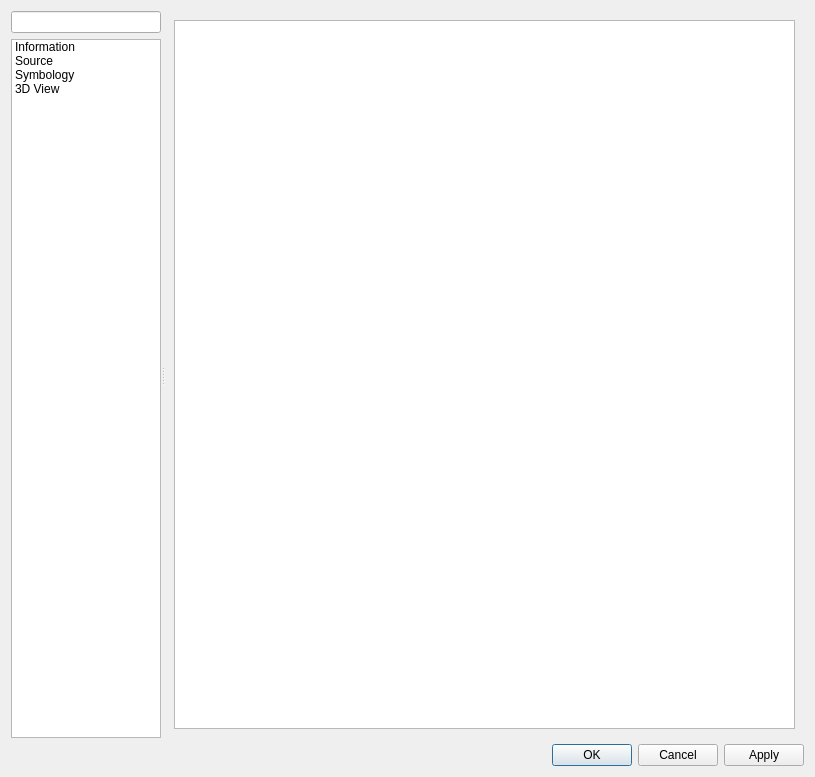
carsmie/QGIS, file src/ui/mesh/qgsmeshlayerpropertiesbase.ui: the form before one commit.
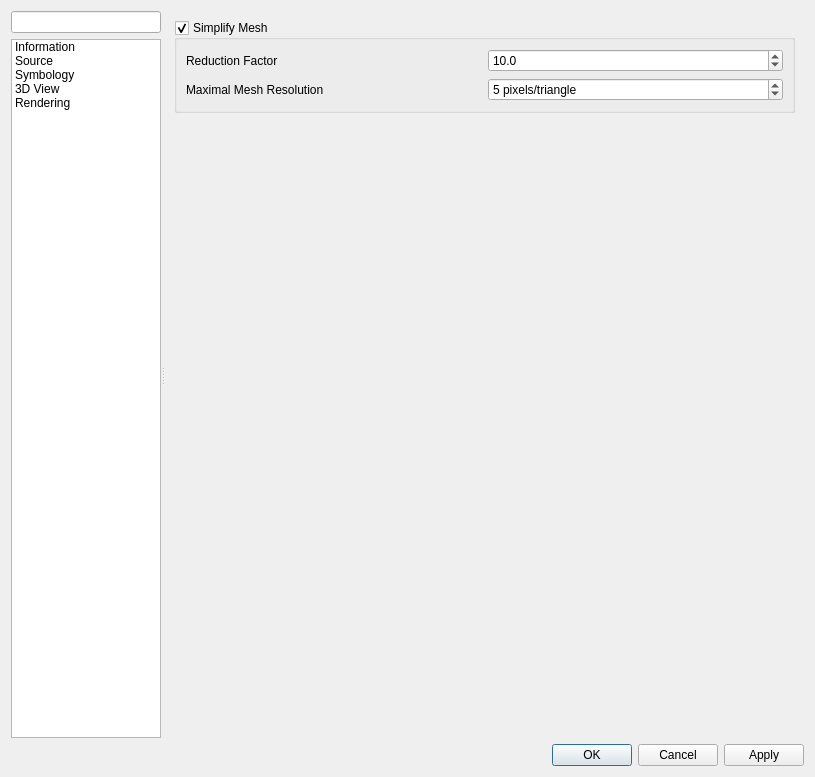
The form after the commit. The open tabs and pages were chosen to show the change. Icons and pictures are not drawn. Custom widgets are drawn as their Qt base class.

Commit message:
[FEATURE] mesh simplification (#34532)
[FEATURE] fix #31575 mesh layer speed rendering improvements (LOD)

As mesh layer could have millions of triangles, rendering could be very slow, especially when all the triangles are displayed in the view whereas triangles are too small to be viewed.

For those situations QGIS has an option to simplify the mesh. Simplification leads to one or more simplified mesh that represents levels of detail (LOD). When rendering the mesh, the appropriate level of detail is chosen to have an adequate rendering depending on the view.

```diff
--- a/src/ui/mesh/qgsmeshlayerpropertiesbase.ui
+++ b/src/ui/mesh/qgsmeshlayerpropertiesbase.ui
@@ -131,6 +131,15 @@
             <normaloff>:/images/themes/default/3d.svg</normaloff>:/images/themes/default/3d.svg</iconset>
           </property>
          </item>
+         <item>
+          <property name="text">
+           <string>Rendering</string>
+          </property>
+          <property name="icon">
+           <iconset resource="../../../images/images.qrc">
+            <normaloff>:/images/themes/default/propertyicons/rendering.svg</normaloff>:/images/themes/default/propertyicons/rendering.svg</iconset>
+          </property>
+         </item>
         </widget>
        </item>
       </layout>
@@ -348,6 +357,84 @@
           </layout>
          </widget>
          <widget class="QWidget" name="mOptsPage_3DView"/>
+         <widget class="QWidget" name="mOptspage_Rendering">
+          <layout class="QVBoxLayout" name="verticalLayout_5">
+           <item>
+            <widget class="QgsCollapsibleGroupBox" name="mSimplifyMeshGroupBox">
+             <property name="title">
+              <string>Simplify Mesh</string>
+             </property>
+             <property name="checkable">
+              <bool>true</bool>
+             </property>
+             <property name="checked">
+              <bool>true</bool>
+             </property>
+             <layout class="QGridLayout" name="gridLayout_2">
+              <item row="0" column="0">
+               <widget class="QLabel" name="label_5">
+                <property name="text">
+                 <string>Reduction Factor</string>
+                </property>
+               </widget>
+              </item>
+              <item row="1" column="0">
+               <widget class="QLabel" name="label_2">
+                <property name="text">
+                 <string>Maximal Mesh Resolution</string>
+                </property>
+               </widget>
+              </item>
+              <item row="1" column="2">
+               <widget class="QSpinBox" name="mSimplifyMeshResolutionSpinBox">
+                <property name="suffix">
+                 <string> pixels/triangle</string>
+                </property>
+                <property name="minimum">
+                 <number>1</number>
+                </property>
+                <property name="maximum">
+                 <number>200</number>
+                </property>
+                <property name="value">
+                 <number>5</number>
+                </property>
+               </widget>
+              </item>
+              <item row="0" column="2">
+               <widget class="QDoubleSpinBox" name="mSimplifyReductionFactorSpinBox">
+                <property name="decimals">
+                 <number>1</number>
+                </property>
+                <property name="minimum">
+                 <double>1.100000000000000</double>
+                </property>
+                <property name="maximum">
+                 <double>1000000.000000000000000</double>
+                </property>
+                <property name="value">
+                 <double>10.000000000000000</double>
+                </property>
+               </widget>
+              </item>
+             </layout>
+            </widget>
+           </item>
+           <item>
+            <spacer name="verticalSpacer">
+             <property name="orientation">
+              <enum>Qt::Vertical</enum>
+             </property>
+             <property name="sizeHint" stdset="0">
+              <size>
+               <width>20</width>
+               <height>40</height>
+              </size>
+             </property>
+            </spacer>
+           </item>
+          </layout>
+         </widget>
         </widget>
        </item>
       </layout>
@@ -397,6 +484,12 @@
   </layout>
  </widget>
  <customwidgets>
+  <customwidget>
+   <class>QgsCollapsibleGroupBox</class>
+   <extends>QGroupBox</extends>
+   <header>qgscollapsiblegroupbox.h</header>
+   <container>1</container>
+  </customwidget>
   <customwidget>
    <class>QgsFilterLineEdit</class>
    <extends>QLineEdit</extends>
```
Left out of the diff: 10 changed lines with no effect on the pictures. The commit also changes 26 other files.
